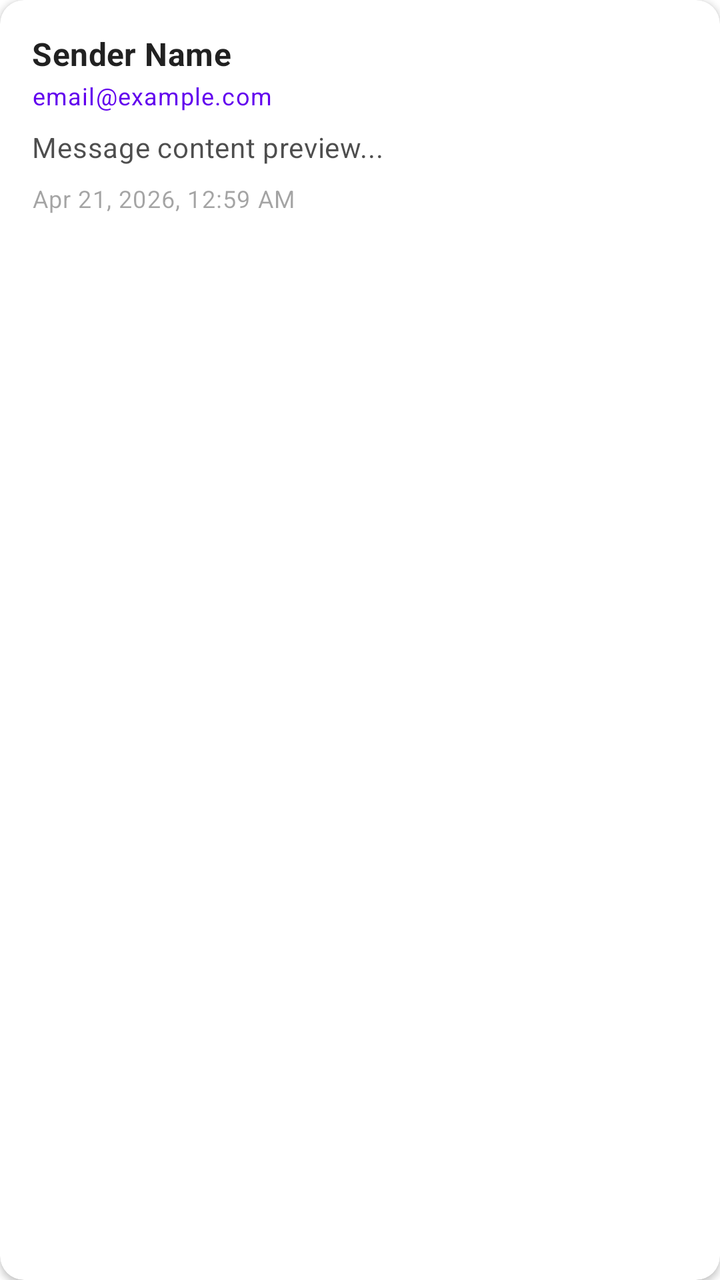
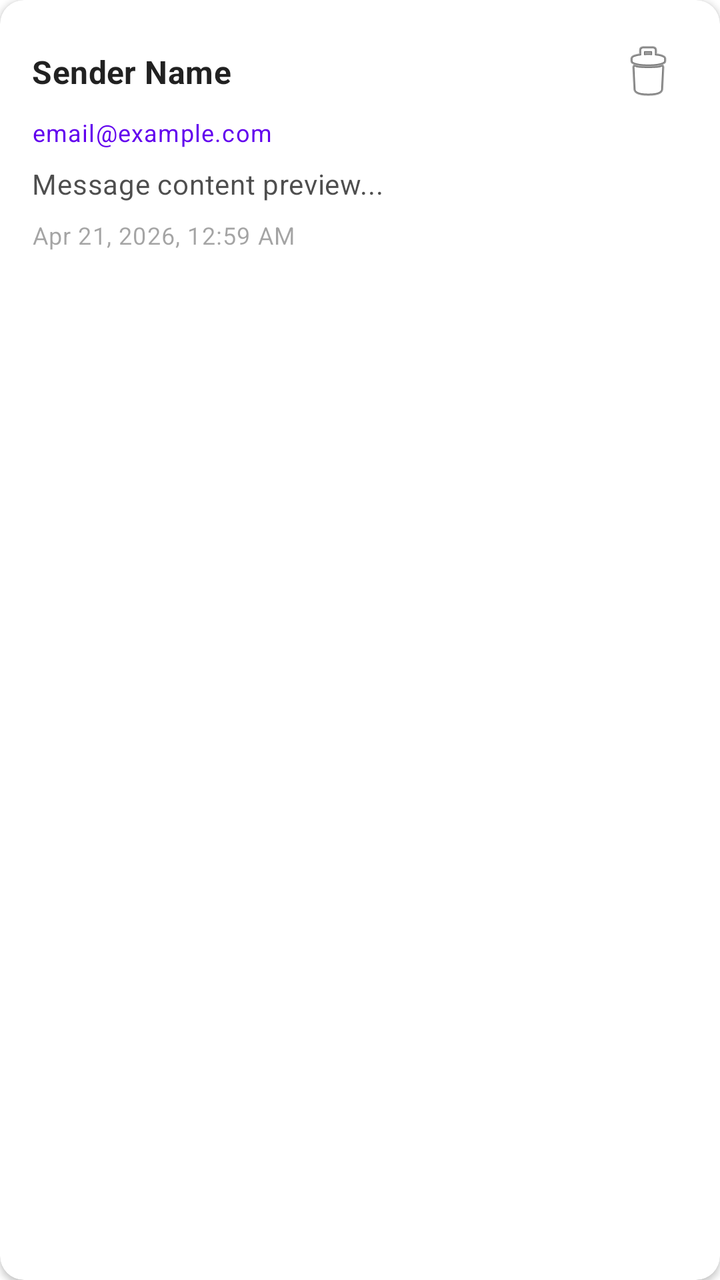

Before-and-after screenshots of an Android layout around one commit, followed by the original layout XML and the change that was made.
<!-- AndroidManifest.xml: application theme Theme.PorfolioHandler -->
<!-- res/layout/item_message.xml -->
<?xml version="1.0" encoding="utf-8"?>
<com.google.android.material.card.MaterialCardView xmlns:android="http://schemas.android.com/apk/res/android"
    xmlns:app="http://schemas.android.com/apk/res-auto"
    android:layout_width="match_parent"
    android:layout_height="wrap_content"
    android:layout_marginHorizontal="16dp"
    android:layout_marginVertical="6dp"
    app:cardCornerRadius="12dp"
    app:cardElevation="2dp">

    <LinearLayout
        android:layout_width="match_parent"
        android:layout_height="wrap_content"
        android:orientation="vertical"
        android:padding="16dp">

        
        <LinearLayout
            android:layout_width="match_parent"
            android:layout_height="wrap_content"
            android:gravity="center_vertical"
            android:orientation="horizontal">

            
            <View
                android:id="@+id/unreadDot"
                android:layout_width="8dp"
                android:layout_height="8dp"
                android:layout_marginEnd="8dp"
                android:background="?attr/colorPrimary"
                android:visibility="gone" />

            <TextView
                android:id="@+id/messageSenderName"
                android:layout_width="0dp"
                android:layout_height="wrap_content"
                android:layout_weight="1"
                android:text="Sender Name"
                android:textAppearance="?attr/textAppearanceSubtitle1"
                android:textStyle="bold" />

            
            <com.google.android.material.card.MaterialCardView
                android:id="@+id/newBadge"
                android:layout_width="wrap_content"
                android:layout_height="wrap_content"
                app:cardBackgroundColor="?attr/colorPrimary"
                app:cardCornerRadius="4dp"
                app:cardElevation="0dp"
                android:visibility="gone">

                <TextView
                    android:layout_width="wrap_content"
                    android:layout_height="wrap_content"
                    android:paddingHorizontal="6dp"
                    android:paddingVertical="1dp"
                    android:text="NEW"
                    android:textColor="?attr/colorOnPrimary"
                    android:textSize="9sp"
                    android:textStyle="bold" />
            </com.google.android.material.card.MaterialCardView>
        </LinearLayout>

        
        <TextView
            android:id="@+id/messageEmail"
            android:layout_width="wrap_content"
            android:layout_height="wrap_content"
            android:layout_marginTop="2dp"
            android:text="email@example.com"
            android:textAppearance="?attr/textAppearanceCaption"
            android:textColor="?attr/colorPrimary" />

        
        <TextView
            android:id="@+id/messagePreview"
            android:layout_width="match_parent"
            android:layout_height="wrap_content"
            android:layout_marginTop="8dp"
            android:alpha="0.8"
            android:ellipsize="end"
            android:maxLines="2"
            android:text="Message content preview..."
            android:textAppearance="?attr/textAppearanceBody2" />

        
        <TextView
            android:id="@+id/messageTimestamp"
            android:layout_width="wrap_content"
            android:layout_height="wrap_content"
            android:layout_marginTop="8dp"
            android:alpha="0.6"
            android:text="Apr 21, 2026, 12:59 AM"
            android:textAppearance="?attr/textAppearanceCaption" />
    </LinearLayout>
</com.google.android.material.card.MaterialCardView>
<!-- resources referenced by this layout -->
<resources>
  <style name="Theme.PorfolioHandler" parent="Theme.MaterialComponents.DayNight.NoActionBar">
          
          <item name="colorPrimary">@color/purple_500</item>
          <item name="colorPrimaryVariant">@color/purple_700</item>
          <item name="colorOnPrimary">@color/white</item>
          
          <item name="colorSecondary">@color/teal_200</item>
          <item name="colorSecondaryVariant">@color/teal_700</item>
          <item name="colorOnSecondary">@color/black</item>
          
          <item name="android:statusBarColor">?attr/colorPrimaryVariant</item>
          
      </style>
  <color name="purple_500">#FF6200EE</color>
  <color name="purple_700">#FF3700B3</color>
  <color name="white">#FFFFFFFF</color>
  <color name="teal_200">#FF03DAC5</color>
  <color name="teal_700">#FF018786</color>
  <color name="black">#FF000000</color>
</resources>

<!-- the commit's change to res/layout/item_message.xml (unified diff, before → after) -->
@@ -59,6 +59,14 @@
                     android:textSize="9sp"
                     android:textStyle="bold" />
             </com.google.android.material.card.MaterialCardView>
+
+            <ImageButton
+                android:id="@+id/deleteMessageButton"
+                android:layout_width="40dp"
+                android:layout_height="40dp"
+                android:background="?attr/selectableItemBackgroundBorderless"
+                android:contentDescription="Delete"
+                android:src="@android:drawable/ic_menu_delete" />
         </LinearLayout>
 
         
